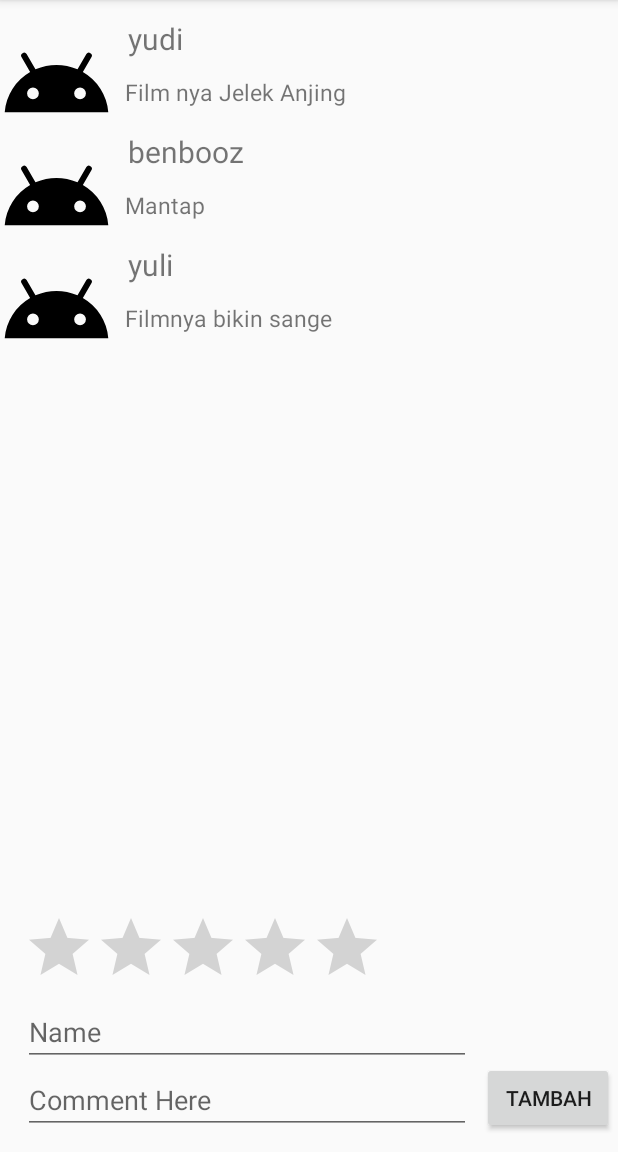
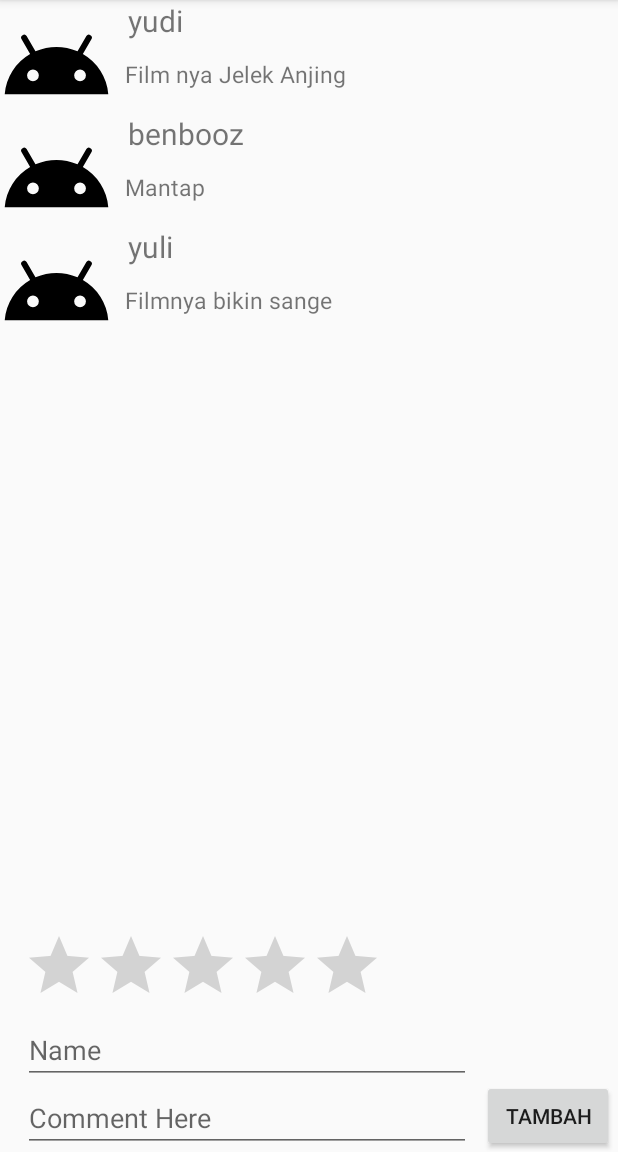
Before and after one commit to Gintinks/FIU, an Android app: the CommentActivity screen opened directly, with no data from a screen before it, on a phone screen of 412 x 824 dp, the part 84-1236 px from its top. Run offline under Robolectric (Android 15) with nearby library versions, the phone set to English and light mode, and no system bars.

Commit message:
perbaiki nim

```diff
--- a/app/src/main/res/layout/movie_comment.xml
+++ b/app/src/main/res/layout/movie_comment.xml
@@ -8,17 +8,14 @@
     <androidx.recyclerview.widget.RecyclerView
         android:id="@+id/rv_main"
         android:layout_width="match_parent"
-        android:layout_height="542dp"
-        app:layout_constraintBottom_toTopOf="@+id/comment"
-        app:layout_constraintTop_toTopOf="parent"
-        tools:layout_editor_absoluteX="5dp" />
+        android:layout_height="wrap_content"
+        app:layout_constraintTop_toTopOf="parent"/>
 
     <androidx.constraintlayout.widget.ConstraintLayout
         android:id="@+id/comment"
         android:layout_width="match_parent"
         android:layout_height="190dp"
         app:layout_constraintBottom_toBottomOf="parent"
-        app:layout_constraintTop_toBottomOf="@id/rv_main"
         tools:layout_editor_absoluteX="0dp">
 
 
```
